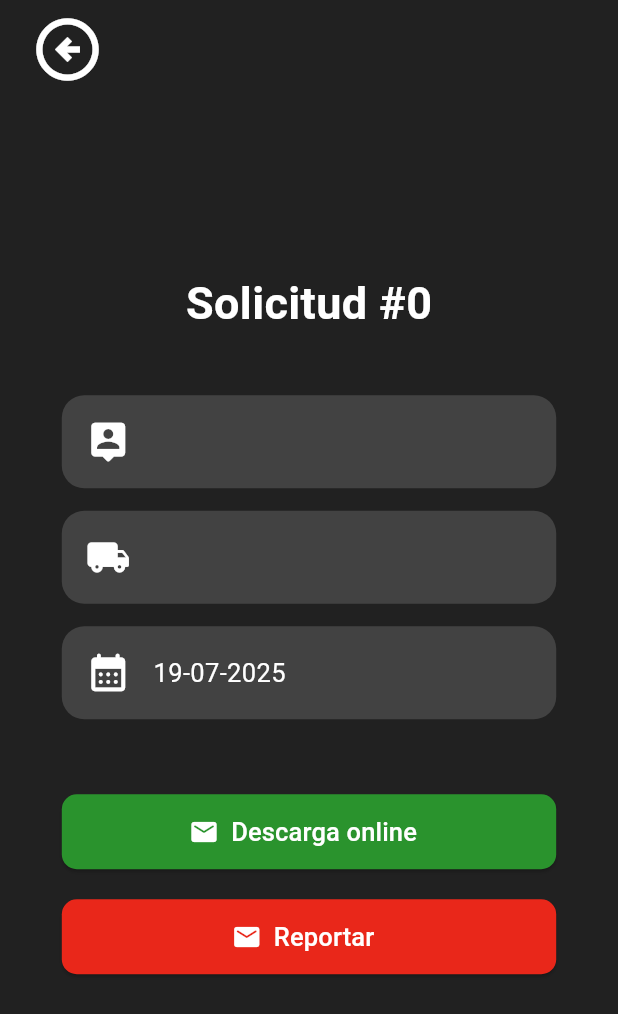
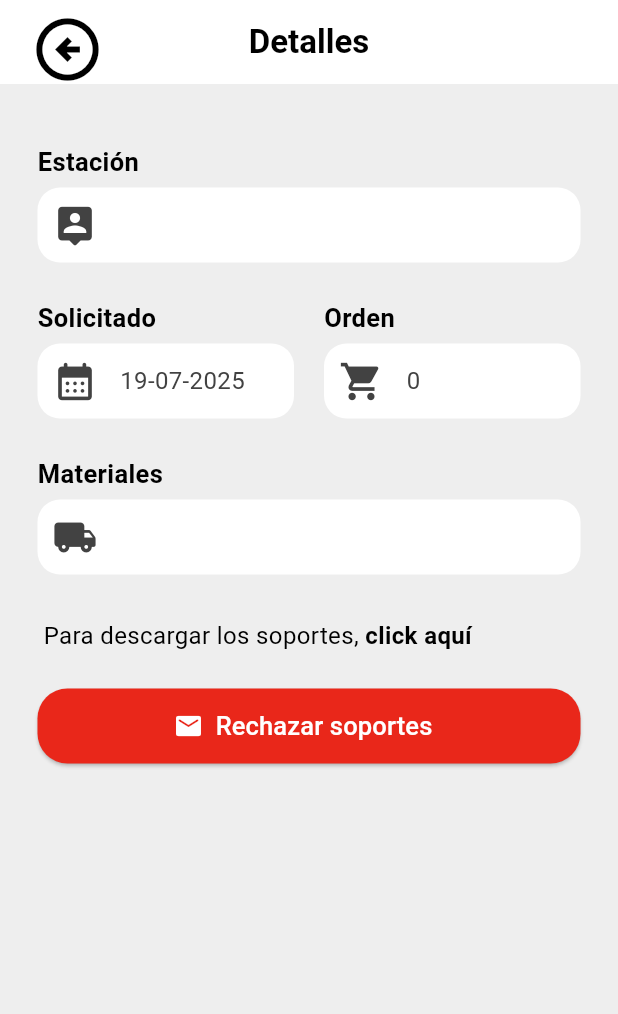
Before and after one commit to BryanLitardo312/bancamovil, a Flutter app: the DetalleSuministroScreen screen opened directly with empty values, on a phone screen of 412 x 824 dp. Shown: the top 1014 px of the screen. Run offline on Flutter 3.47's test engine with Material 3 defaults, Android fonts, the phone set to English and light mode, and no system bars; our stand-ins replace badges, fl_chart, flutter_dotenv, flutter_local_notifications, flutter_slidable, font_awesome_flutter and 4 more; accounts and stored records are empty.

Commit message:
Upload36

```diff
--- a/lib/paginas/detalle_suministros.dart
+++ b/lib/paginas/detalle_suministros.dart
@@ -253,17 +253,18 @@ class _DetalleSuministroScreenState extends State<DetalleSuministroScreen> {
     final double screenWidth = MediaQuery.of(context).size.width;
     return Consumer<Datamodel>(
       builder:(context,value,child)=> Scaffold(
-      backgroundColor: Colors.grey[900],
+      backgroundColor: Colors.grey[200],
       appBar: AppBar(
-        backgroundColor: Colors.transparent,
-        //title: const Text('Perfil'),
+        backgroundColor: Colors.white,
+        title: const Text('Detalles', style: TextStyle(fontSize: 22, fontWeight: FontWeight.bold,color: Colors.black),),
+        centerTitle: true,
         leading: Builder(
           builder: (context) => IconButton(
             icon: Padding(
               padding: const EdgeInsets.only(left:12),
               child: const Icon(
                   Icons.arrow_circle_left_outlined, // Cambia por el icono que necesites
-                  color: Colors.white,
+                  color: Colors.black,
                   size: 50,
               ),
             ),
@@ -271,71 +272,108 @@ class _DetalleSuministroScreenState extends State<DetalleSuministroScreen> {
           ),
         ),
       ),
-      body: Center(
-        child: SingleChildScrollView(
+      body:SingleChildScrollView(
+          child: Padding(
+            padding: const EdgeInsets.symmetric(horizontal: 25.0),
             child: Column(
               mainAxisAlignment: MainAxisAlignment.center,
-            crossAxisAlignment: CrossAxisAlignment.center,
+              crossAxisAlignment: CrossAxisAlignment.start,
               children: [
-              //const SizedBox(height: 20),
-              //Text('${widget.solicitud}',style:TextStyle(color: Colors.amber)),
-              Center(
-                child: Text('Solicitud #${widget.solicitud['requests']}',style: TextStyle(fontSize: 30, fontWeight: FontWeight.bold,color: Colors.white),overflow: TextOverflow.clip,),
-              ),
                 const SizedBox(height: 40),
+                Text('Estación', style: TextStyle(fontSize: 17, fontWeight: FontWeight.bold,color: Colors.black),),
+                const SizedBox(height: 5),
                 Container(
-                width:screenWidth*0.80,
                   decoration: BoxDecoration(
-                  color: Colors.grey[800],
+                    color: Colors.white,
                     borderRadius: BorderRadius.circular(15.0),
                   ),
-                padding: EdgeInsets.all(16.0),
+                  padding: EdgeInsets.all(10.0),
                   child: Row(
                     children: [
-                    Icon(Icons.location_history_rounded,color: Colors.white,size:30),
+                      Icon(Icons.location_history_rounded,color: Colors.grey[800],size:30),
                       const SizedBox(width: 15),
-                    Text('${widget.solicitud['estacion']}', style:TextStyle(fontSize: 17,color:Colors.white,fontWeight: FontWeight.bold),overflow: TextOverflow.clip),
+                      Text('${widget.solicitud['estacion']}', style:TextStyle(fontSize: 16,color:Colors.grey[800],fontWeight: FontWeight.bold),overflow: TextOverflow.clip),
                     ],
                   ),
                 ),
-              const SizedBox(height: 15),
+                const SizedBox(height: 25),
+                Row(
+                  mainAxisAlignment: MainAxisAlignment.spaceBetween,
+                  children: [
+                    Expanded(
+                      child: Column(
+                        crossAxisAlignment: CrossAxisAlignment.start,
+                        children: [
+                          Text('Solicitado', style: TextStyle(fontSize: 17, fontWeight: FontWeight.bold,color: Colors.black),),
+                          const SizedBox(height: 5),
                           Container(
-                width:screenWidth*0.80,
                             decoration: BoxDecoration(
-                  color: Colors.grey[800],
+                              color: Colors.white,
                               borderRadius: BorderRadius.circular(15.0),
                             ),
-                padding: EdgeInsets.all(16.0),
+                            padding: EdgeInsets.all(10.0),
                             child: Row(
                               crossAxisAlignment: CrossAxisAlignment.center,
                               children: [
-                    Icon(Icons.local_shipping_rounded,color: Colors.white,size:30),
+                                Icon(Icons.calendar_month_rounded,color: Colors.grey[800],size:30),
                                 const SizedBox(width: 15),
-                    Expanded(child: Text('${widget.solicitud['detalle'].replaceAll(RegExp(r'[\[\]"]'), '').split(',').join(', ')}', style:TextStyle(fontSize: 17,color:Colors.white),overflow: TextOverflow.clip)),
+                                Expanded(child: Text(DateFormat('dd-MM-yyyy').format(DateTime.parse(widget.solicitud['created_at'])), style:TextStyle(fontSize: 16,color:Colors.grey[800]),overflow: TextOverflow.clip)),
                               ],
                             ),
                           ),
-              const SizedBox(height: 15),
+                        ],
+                      ),
+                    ),
+                    const SizedBox(width: 20,),
+                    Expanded(
+                      child: Column(
+                        crossAxisAlignment: CrossAxisAlignment.start,
+                        children: [
+                          Text('Orden', style: TextStyle(fontSize: 17, fontWeight: FontWeight.bold,color: Colors.black),),
+                          const SizedBox(height: 5),
                           Container(
-                width:screenWidth*0.80,
                             decoration: BoxDecoration(
-                  color: Colors.grey[800],
+                              color: Colors.white,
                               borderRadius: BorderRadius.circular(15.0),
                             ),
-                padding: EdgeInsets.all(16.0),
+                            padding: EdgeInsets.all(10.0),
                             child: Row(
                               crossAxisAlignment: CrossAxisAlignment.center,
                               children: [
-                    Icon(Icons.calendar_month_rounded,color: Colors.white,size:30),
+                                Icon(Icons.shopping_cart,color: Colors.grey[800],size:30),
                                 const SizedBox(width: 15),
-                    Expanded(child: Text(DateFormat('dd-MM-yyyy').format(DateTime.parse(widget.solicitud['created_at'])), style:TextStyle(fontSize: 17,color:Colors.white),overflow: TextOverflow.clip)),
+                                Expanded(child: Text(widget.solicitud['requests'].toString(), style:TextStyle(fontSize: 16,color:Colors.grey[800]),overflow: TextOverflow.clip)),
                               ],
                             ),
                           ),
-              const SizedBox(height: 50),
+                        ],
+                      ),
+                    ),
+                  ],
+                ),
+                const SizedBox(height: 25),
+                Text('Materiales', style: TextStyle(fontSize: 17, fontWeight: FontWeight.bold,color: Colors.black),),
+                const SizedBox(height: 5),
+                Container(
+                  decoration: BoxDecoration(
+                    color: Colors.white,
+                    borderRadius: BorderRadius.circular(15.0),
+                  ),
+                  padding: EdgeInsets.all(10.0),
+                  child: Row(
+                    crossAxisAlignment: CrossAxisAlignment.center,
+                    children: [
+                      Icon(Icons.local_shipping_rounded,color: Colors.grey[800],size:30),
+                      const SizedBox(width: 15),
+                      Expanded(child: Text('${widget.solicitud['detalle'].replaceAll(RegExp(r'[\[\]"]'), '').split(',').join(', ')}', style:TextStyle(fontSize: 16,color:Colors.grey[800]),overflow: TextOverflow.clip)),
+                    ],
+                  ),
+                ),
+                const SizedBox(height: 25),
+                //const SizedBox(height: 50),
                 widget.solicitud['URL_PUBLICA'] == null ?
                 SizedBox(
-                width:screenWidth*0.80,
+                  width:screenWidth,
                   height:50,
                   child: ElevatedButton.icon(
                     onPressed: () => value.tipo == 'usuario'
@@ -354,14 +392,56 @@ class _DetalleSuministroScreenState extends State<DetalleSuministroScreen> {
                       backgroundColor: const Color.fromARGB(255, 233, 39, 26),
                       foregroundColor: Colors.white,
                       shape: RoundedRectangleBorder(
-                      borderRadius: BorderRadius.circular(10),
+                        borderRadius: BorderRadius.circular(20),
                       ),
                     ),
                   ),
                 ) : Column(
                   children: [
-                  SizedBox(
-                    width:screenWidth*0.80,
+                    InkWell(
+                      onTap: () => ScaffoldMessenger.of(context).showSnackBar(
+                        SnackBar(
+                          //content: Text('Archivo disponible en: ${widget.solicitud['URL_PUBLICA']}'),
+                          content: Text('Por motivo de seguridad, el archivo se descargará directamente desde la nube..'),
+                          duration: const Duration(seconds: 8),
+                          action: SnackBarAction(
+                            label: 'Abrir',
+                            onPressed: () {
+                              // Usar el paquete `url_launcher` para abrir en el navegador
+                              launchUrl(Uri.parse(widget.solicitud['URL_PUBLICA']));
+                            },
+                          ),
+                        ),
+                      ),
+                      splashColor: Colors.grey.withOpacity(0.9), // Color del efecto
+                      borderRadius: BorderRadius.circular(4), // Bordes redondeados del efecto
+                      child: Padding(
+                        padding: const EdgeInsets.all(4.0),
+                        child: Row(
+                          children: [
+                            Text(
+                              'Para descargar los soportes, ',
+                              style: TextStyle(
+                                fontSize: 16,
+                                color: Colors.black,
+                                overflow: TextOverflow.clip,
+                              ),
+                            ),
+                            Text(
+                              'click aquí',
+                              style: TextStyle(
+                                fontSize: 16,
+                                color: Colors.black,
+                                fontWeight: FontWeight.bold,
+                                overflow: TextOverflow.clip,
+                              ),
+                            ),
+                          ],
+                        ),
+                      ),
+                    ),
+                    /*SizedBox(
+                      width:screenWidth,
                       height:50,
                       child: ElevatedButton.icon(
                         onPressed: () => ScaffoldMessenger.of(context).showSnackBar(
@@ -387,10 +467,10 @@ class _DetalleSuministroScreenState extends State<DetalleSuministroScreen> {
                           ),
                         ),
                       ),
-                  ),
+                    ),*/
                     const SizedBox(height: 20),
                     SizedBox(
-                    width:screenWidth*0.80,
+                      width:screenWidth,
                       height:50,
                       child: ElevatedButton.icon(
                         onPressed: () => value.tipo == 'usuario'
@@ -404,12 +484,12 @@ class _DetalleSuministroScreenState extends State<DetalleSuministroScreen> {
                               ),
                             ),
                         icon: const Icon(Icons.email_rounded,size:20),
-                      label: const Text('Reportar',style:TextStyle(fontSize: 17,color:Colors.white)),
+                        label: const Text('Rechazar soportes',style:TextStyle(fontSize: 17,color:Colors.white)),
                         style: ElevatedButton.styleFrom(
                           backgroundColor: const Color.fromARGB(255, 233, 39, 26),
                           foregroundColor: Colors.white,
                           shape: RoundedRectangleBorder(
-                          borderRadius: BorderRadius.circular(10),
+                            borderRadius: BorderRadius.circular(20),
                           ),
                         ),
                       ),
```
Lines whose indentation alone changed are shown as unchanged.
